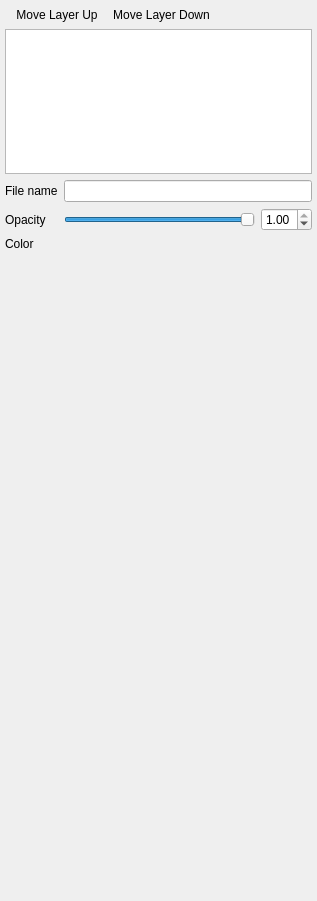
Above: freeview/PanelROI.ui from freesurfer/freesurfer before the change. Below: the same form after it.
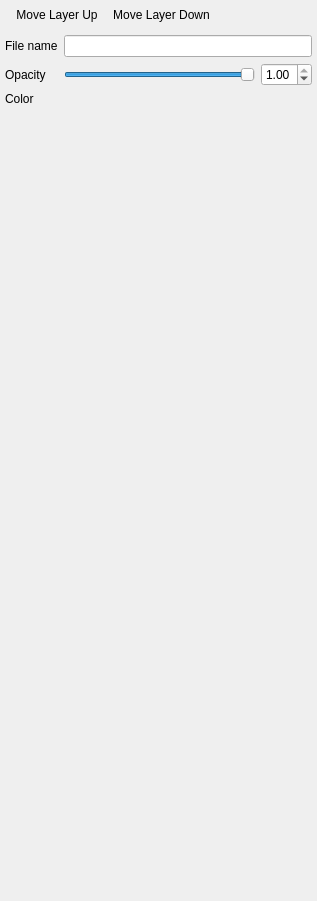
That is the form after the change. Icons and pictures are not drawn. Custom widgets are drawn as their Qt base class.

Commit message: One control panel for all types of layers

Patch:
```diff
--- a/freeview/PanelROI.ui
+++ b/freeview/PanelROI.ui
@@ -67,36 +67,6 @@
         <addaction name="actionMoveLayerDown"/>
        </widget>
       </item>
-      <item>
-       <widget class="LayerTreeWidget" name="treeWidgetLayers">
-        <property name="sizePolicy">
-         <sizepolicy hsizetype="Expanding" vsizetype="Fixed">
-          <horstretch>0</horstretch>
-          <verstretch>0</verstretch>
-         </sizepolicy>
-        </property>
-        <property name="maximumSize">
-         <size>
-          <width>16777215</width>
-          <height>145</height>
-         </size>
-        </property>
-        <property name="rootIsDecorated">
-         <bool>false</bool>
-        </property>
-        <property name="uniformRowHeights">
-         <bool>true</bool>
-        </property>
-        <attribute name="headerVisible">
-         <bool>false</bool>
-        </attribute>
-        <column>
-         <property name="text">
-          <string notr="true">1</string>
-         </property>
-        </column>
-       </widget>
-      </item>
      </layout>
     </item>
     <item>
@@ -228,11 +198,6 @@
     <signal>currentColorChanged(QColor)</signal>
    </slots>
   </customwidget>
-  <customwidget>
-   <class>LayerTreeWidget</class>
-   <extends>QTreeWidget</extends>
-   <header>LayerTreeWidget.h</header>
-  </customwidget>
  </customwidgets>
  <resources>
   <include location="freeview.qrc"/>
```
Left out of the diff: 4 changed lines with no effect on the pictures. The commit also changes 20 other files.
